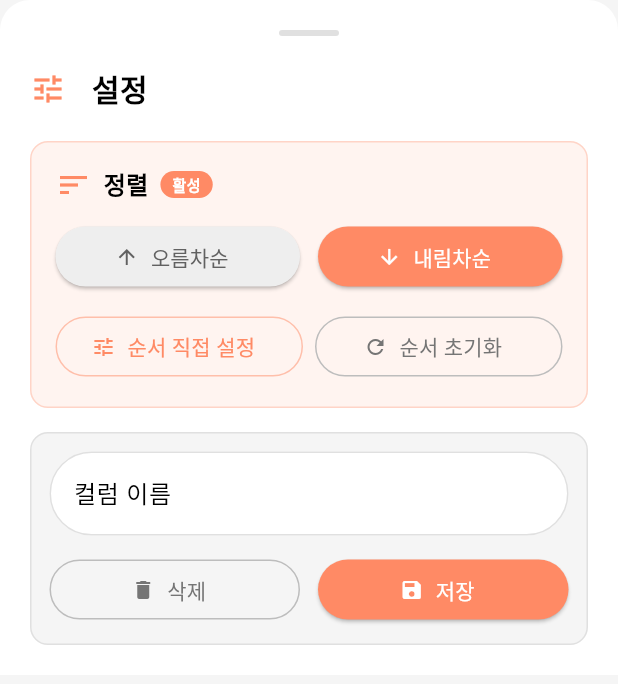
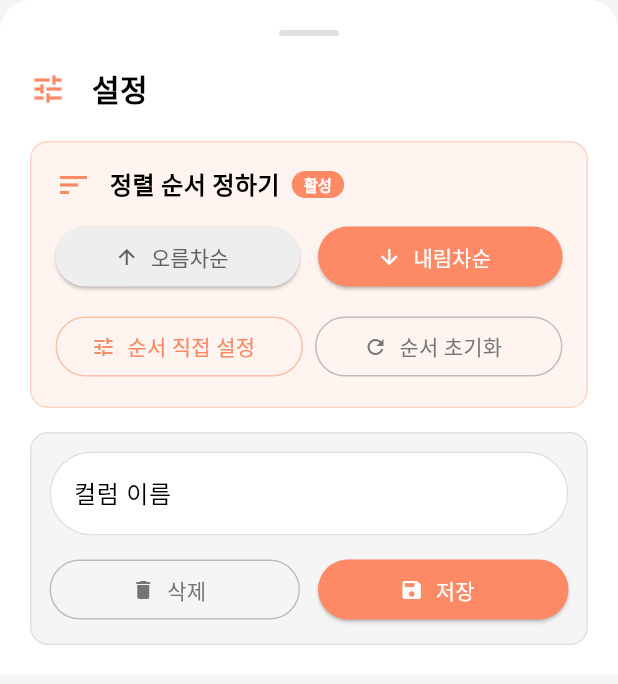
Before and after one commit to ruby400/house_note, a Flutter app: the ColumnSortFilterBottomSheet widget shown alone on an empty page, opened directly with empty values, on a phone screen of 412 x 824 dp. Shown: the top 684 px of the screen. Run offline on Flutter 3.47's test engine with Material 3 defaults, Android fonts, the phone set to English and light mode, and no system bars; our stand-ins replace cloud_firestore, firebase_auth, firebase_core, flutter_riverpod, go_router, google_sign_in and 6 more; missing offline and left inert: gal; accounts and stored records are empty.

Commit message:
정렬 제목을 각 항목별로 구체화
- '정렬'을 '${컬럼명} 정렬 순서 정하기'로 변경
- 예: '근저당권 정렬 순서 정하기', '주거 형태 정렬 순서 정하기'
- 더 직관적이고 명확한 정렬 섹션 제목

🤖 Generated with [Claude Code](https://claude.ai/code)

Co-Authored-By: Claude <noreply@anthropic.com>

```diff
--- a/lib/features/chart/views/column_sort_filter_bottom_sheet.dart
+++ b/lib/features/chart/views/column_sort_filter_bottom_sheet.dart
@@ -140,9 +140,9 @@ class _ColumnSortFilterBottomSheetState
             children: [
               const Icon(Icons.sort, color: Color(0xFFFF8A65)),
               const SizedBox(width: 8),
-              const Text(
-                '정렬',
-                style: TextStyle(
+              Text(
+                '${widget.columnName} 정렬 순서 정하기',
+                style: const TextStyle(
                   fontSize: 16,
                   fontWeight: FontWeight.w600,
                 ),
```
